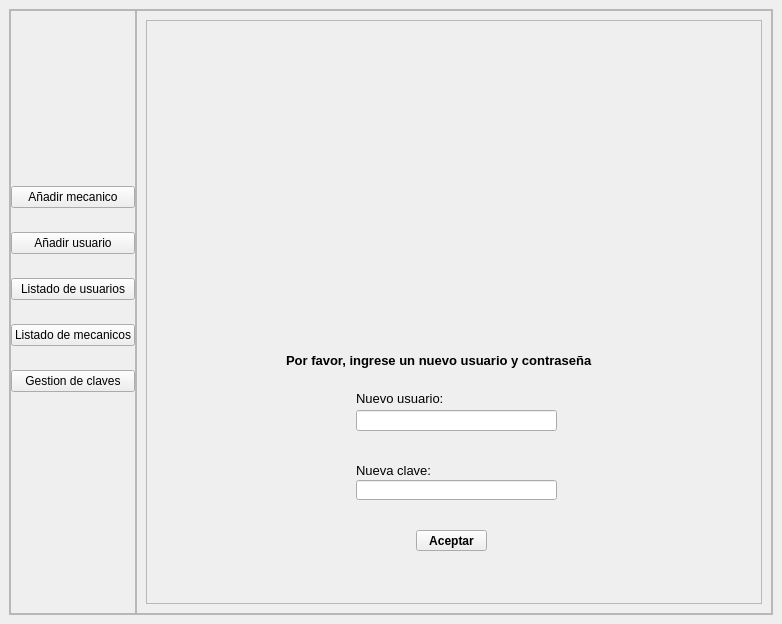
Qt form views/main.ui (Alaan20/TP_FINAL-POO) before a commit.
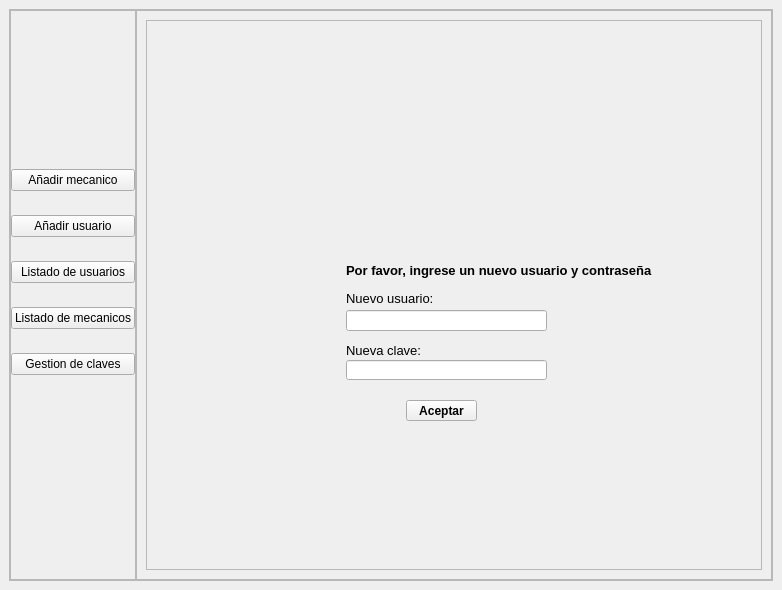
The same form after that commit. The open tabs and pages were chosen to show the change. Icons and pictures are not drawn.

Commit message: update de la vista

Diff of the .ui file:
```diff
--- a/views/main.ui
+++ b/views/main.ui
@@ -10,7 +10,7 @@
     <x>0</x>
     <y>0</y>
     <width>782</width>
-    <height>624</height>
+    <height>590</height>
    </rect>
   </property>
   <property name="windowTitle">
@@ -1822,31 +1822,75 @@
                 <property name="frameShadow">
                  <enum>QFrame::Raised</enum>
                 </property>
-                <widget class="QLabel" name="password_7">
+                <widget class="QPushButton" name="log_in_1">
+                 <property name="enabled">
+                  <bool>true</bool>
+                 </property>
                  <property name="geometry">
                   <rect>
-                   <x>210</x>
-                   <y>440</y>
-                   <width>201</width>
+                   <x>260</x>
+                   <y>380</y>
+                   <width>71</width>
+                   <height>21</height>
+                  </rect>
+                 </property>
+                 <property name="font">
+                  <font>
+                   <weight>75</weight>
+                   <italic>false</italic>
+                   <bold>true</bold>
+                   <underline>false</underline>
+                   <strikeout>false</strikeout>
+                  </font>
+                 </property>
+                 <property name="text">
+                  <string>Aceptar</string>
+                 </property>
+                </widget>
+                <widget class="QLabel" name="label_6">
+                 <property name="geometry">
+                  <rect>
+                   <x>200</x>
+                   <y>240</y>
+                   <width>331</width>
                    <height>20</height>
                   </rect>
                  </property>
                  <property name="font">
                   <font>
                    <pointsize>10</pointsize>
-                   <weight>50</weight>
-                   <bold>false</bold>
+                   <weight>75</weight>
+                   <bold>true</bold>
                   </font>
                  </property>
                  <property name="text">
-                  <string>Nueva clave:</string>
+                  <string>Por favor, ingrese un nuevo usuario y contraseña</string>
                  </property>
                 </widget>
-                <widget class="QLineEdit" name="password1">
+                <widget class="QLabel" name="label">
                  <property name="geometry">
                   <rect>
-                   <x>210</x>
-                   <y>460</y>
+                   <x>200</x>
+                   <y>20</y>
+                   <width>251</width>
+                   <height>201</height>
+                  </rect>
+                 </property>
+                 <property name="text">
+                  <string/>
+                 </property>
+                 <property name="pixmap">
+                  <pixmap>../icons/login.svg</pixmap>
+                 </property>
+                 <property name="scaledContents">
+                  <bool>true</bool>
+                 </property>
+                </widget>
+                <widget class="QLineEdit" name="password1_2">
+                 <property name="geometry">
+                  <rect>
+                   <x>200</x>
+                   <y>340</y>
                    <width>201</width>
                    <height>20</height>
                   </rect>
@@ -1884,8 +1928,28 @@
                 <widget class="QLabel" name="user_8">
                  <property name="geometry">
                   <rect>
-                   <x>210</x>
-                   <y>370</y>
+                   <x>200</x>
+                   <y>320</y>
+                   <width>201</width>
+                   <height>20</height>
+                  </rect>
+                 </property>
+                 <property name="font">
+                  <font>
+                   <pointsize>10</pointsize>
+                   <weight>50</weight>
+                   <bold>false</bold>
+                  </font>
+                 </property>
+                 <property name="text">
+                  <string>Nueva clave:</string>
+                 </property>
+                </widget>
+                <widget class="QLabel" name="user_9">
+                 <property name="geometry">
+                  <rect>
+                   <x>200</x>
+                   <y>270</y>
                    <width>101</width>
                    <height>16</height>
                   </rect>
@@ -1901,36 +1965,11 @@
                   <string>Nuevo usuario:</string>
                  </property>
                 </widget>
-                <widget class="QPushButton" name="log_in_1">
-                 <property name="enabled">
-                  <bool>true</bool>
-                 </property>
+                <widget class="QLineEdit" name="user1_2">
                  <property name="geometry">
                   <rect>
-                   <x>270</x>
-                   <y>510</y>
-                   <width>71</width>
-                   <height>21</height>
-                  </rect>
-                 </property>
-                 <property name="font">
-                  <font>
-                   <weight>75</weight>
-                   <italic>false</italic>
-                   <bold>true</bold>
-                   <underline>false</underline>
-                   <strikeout>false</strikeout>
-                  </font>
-                 </property>
-                 <property name="text">
-                  <string>Aceptar</string>
-                 </property>
-                </widget>
-                <widget class="QLineEdit" name="user1">
-                 <property name="geometry">
-                  <rect>
-                   <x>210</x>
-                   <y>390</y>
+                   <x>200</x>
+                   <y>290</y>
                    <width>201</width>
                    <height>21</height>
                   </rect>
@@ -1939,45 +1978,6 @@
                   <bool>true</bool>
                  </property>
                 </widget>
-                <widget class="QLabel" name="label_6">
-                 <property name="geometry">
-                  <rect>
-                   <x>140</x>
-                   <y>330</y>
-                   <width>331</width>
-                   <height>20</height>
-                  </rect>
-                 </property>
-                 <property name="font">
-                  <font>
-                   <pointsize>10</pointsize>
-                   <weight>75</weight>
-                   <bold>true</bold>
-                  </font>
-                 </property>
-                 <property name="text">
-                  <string>Por favor, ingrese un nuevo usuario y contraseña</string>
-                 </property>
-                </widget>
-                <widget class="QLabel" name="label">
-                 <property name="geometry">
-                  <rect>
-                   <x>150</x>
-                   <y>60</y>
-                   <width>301</width>
-                   <height>241</height>
-                  </rect>
-                 </property>
-                 <property name="text">
-                  <string/>
-                 </property>
-                 <property name="pixmap">
-                  <pixmap>../icons/login.svg</pixmap>
-                 </property>
-                 <property name="scaledContents">
-                  <bool>true</bool>
-                 </property>
-                </widget>
                </widget>
               </item>
              </layout>
```
Left out of the diff: 4 changed lines with no effect on the pictures.
